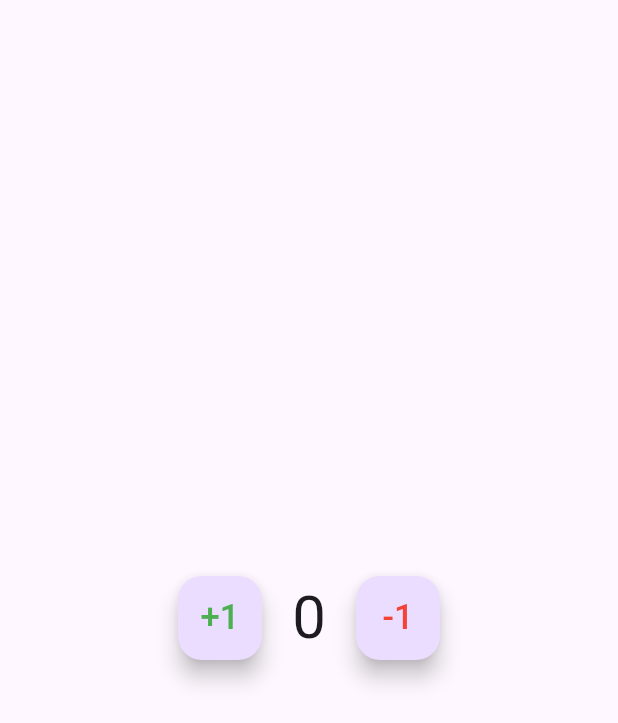
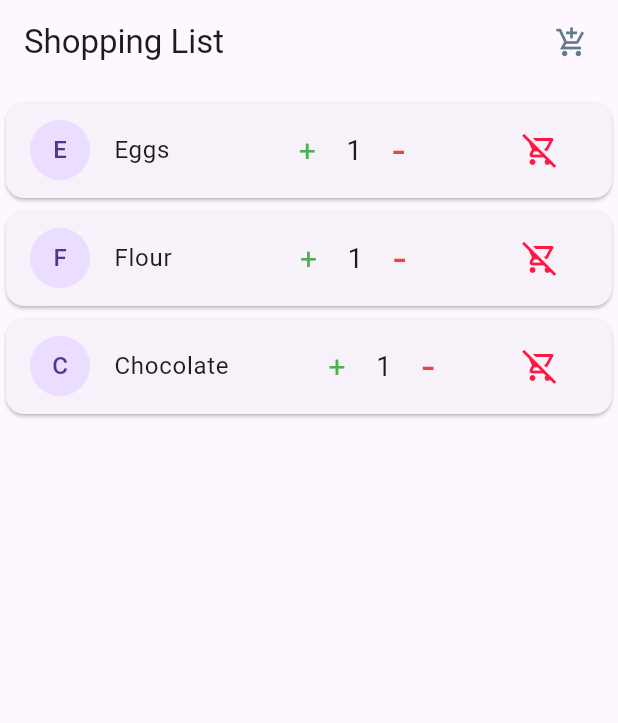
Before and after one commit to BhautikPatel7/StateManagment_flutter, a Flutter app: the screen it shows after launch, on a phone screen of 412 x 824 dp. Shown: the top 723 px of the screen. Run offline on Flutter 3.47's test engine with Material 3 defaults, Android fonts, the light colour scheme and no system bars; our stand-ins replace sleek_circular_slider.

Commit message:
Solved Assignment Of Flutter cart

```diff
--- a/lib/fifth.dart
+++ b/lib/fifth.dart
@@ -63,123 +63,123 @@ import 'package:provider/provider.dart';
 //   }
 // }
 
-// class StateManager extends StatefulWidget{
-//   StateManager({super.key});
-//   @override
-//   State<StateManager> createState() => _StateManagerState();
+class StateManager extends StatefulWidget{
+  StateManager({super.key});
+  @override
+  State<StateManager> createState() => _StateManagerState();
+}
+
+class _StateManagerState extends State<StateManager>{
+ int count = 999;
+ void incriment(){
+  setState(() {
+    count++;
+  });
+ }
+ void decriment(){
+ setState(() {
+   count--;
+ });
+ }
+
+  @override
+  Widget build(BuildContext context) {
+    // TODO: implement build
+    return Scaffold(
+       appBar: AppBar(
+          leading: const IconButton(
+            icon: Icon(Icons.menu),
+            tooltip: 'Navigation menu',
+            onPressed: null,
+          ),
+          title: const Text('Example title'),
+          actions: const [
+            IconButton(
+              icon: Icon(Icons.search),
+              tooltip: 'Search',
+              onPressed: null,
+            ),
+          ],
+        ),
+
+        body: Center(
+          child: Row(
+            mainAxisAlignment: MainAxisAlignment.center,
+            children: [
+              FloatingActionButton(onPressed: incriment,
+              child: Text('+1',style: TextStyle(fontSize: 23,color: Colors.green),),),
+              Padding(
+                padding: const EdgeInsets.all(20),
+                child: Text('$count',style: TextStyle(fontSize: 40),),
+              ),
+              FloatingActionButton(onPressed: decriment,
+              child: Text('-1',style: TextStyle(fontSize: 23,color: Colors.red),),),
+            ],
+          ),
+        ),
+    );
+  }
+  }
+
+// Passing The State With Provider
+
+// class ProviderState with ChangeNotifier {
+//   int count = 0;
+//   void incriment() {
+//     count++;
+//     notifyListeners();
+//   }
+
+//   void decriment() {
+//     count--;
+//     notifyListeners();
+//   }
+
+//   int get _currentcount => count;
 // }
 
-// class _StateManagerState extends State<StateManager>{
-//  int count = 999;
-//  void incriment(){
-//   setState(() {
-//     count++;
-//   });
-//  }
-//  void decriment(){
-//  setState(() {
-//    count--;
-//  });
-//  }
+// class myAppone extends StatelessWidget {
+//   const myAppone();
 
 //   @override
 //   Widget build(BuildContext context) {
-//     // TODO: implement build
-//     return Scaffold(
-//        appBar: AppBar(
-//           leading: const IconButton(
-//             icon: Icon(Icons.menu),
-//             tooltip: 'Navigation menu',
-//             onPressed: null,
-//           ),
-//           title: const Text('Example title'),
-//           actions: const [
-//             IconButton(
-//               icon: Icon(Icons.search),
-//               tooltip: 'Search',
-//               onPressed: null,
-//             ),
-//           ],
-//         ),
-
-//         body: Center(
-//           child: Row(
-//             mainAxisAlignment: MainAxisAlignment.center,
-//             children: [
-//               FloatingActionButton(onPressed: incriment,
-//               child: Text('+1',style: TextStyle(fontSize: 23,color: Colors.green),),),
-//               Padding(
-//                 padding: const EdgeInsets.all(20),
-//                 child: Text('$count',style: TextStyle(fontSize: 40),),
-//               ),
-//               FloatingActionButton(onPressed: decriment,
-//               child: Text('-1',style: TextStyle(fontSize: 23,color: Colors.red),),),
-//             ],
-//           ),
-//         ),
+//     return ChangeNotifierProvider(
+//       create: (context) => ProviderState(),
+//       child: const UIpage(),
 //     );
 //   }
+// }
+
+// class UIpage extends StatelessWidget {
+//   const UIpage();
+
+//   @override
+//   Widget build(BuildContext context) {
+//     final counter = Provider.of<ProviderState>(context);
+//     return Scaffold(
+//         body: Center(
+//             child: Row(mainAxisAlignment: MainAxisAlignment.center, children: [
+//       FloatingActionButton(
+//         onPressed: () => counter.incriment(),
+//         child: const Text(
+//           '+1',
+//           style: TextStyle(fontSize: 23, color: Colors.green),
+//         ),
+//       ),
+//       Padding(
+//         padding: const EdgeInsets.all(20),
+//         child: Text(
+//           '${counter._currentcount}',
+//           style: const TextStyle(fontSize: 40),
+//         ),
+//       ),
+//       FloatingActionButton(
+//         onPressed: () => counter.decriment(),
+//         child: const Text(
+//           '-1',
+//           style: TextStyle(fontSize: 23, color: Colors.red),
+//         ),
+//       ),
+//     ])));
 //   }
-
-// Passing The State With Provider
-
-class ProviderState with ChangeNotifier {
-  int count = 0;
-  void incriment() {
-    count++;
-    notifyListeners();
-  }
-
-  void decriment() {
-    count--;
-    notifyListeners();
-  }
-
-  int get _currentcount => count;
-}
-
-class myAppone extends StatelessWidget {
-  const myAppone();
-
-  @override
-  Widget build(BuildContext context) {
-    return ChangeNotifierProvider(
-      create: (context) => ProviderState(),
-      child: const UIpage(),
-    );
-  }
-}
-
-class UIpage extends StatelessWidget {
-  const UIpage();
-
-  @override
-  Widget build(BuildContext context) {
-    final counter = Provider.of<ProviderState>(context);
-    return Scaffold(
-        body: Center(
-            child: Row(mainAxisAlignment: MainAxisAlignment.center, children: [
-      FloatingActionButton(
-        onPressed: () => counter.incriment(),
-        child: const Text(
-          '+1',
-          style: TextStyle(fontSize: 23, color: Colors.green),
-        ),
-      ),
-      Padding(
-        padding: const EdgeInsets.all(20),
-        child: Text(
-          '${counter._currentcount}',
-          style: const TextStyle(fontSize: 40),
-        ),
-      ),
-      FloatingActionButton(
-        onPressed: () => counter.decriment(),
-        child: const Text(
-          '-1',
-          style: TextStyle(fontSize: 23, color: Colors.red),
-        ),
-      ),
-    ])));
-  }
-}
+// }
--- a/lib/main.dart
+++ b/lib/main.dart
@@ -3,6 +3,8 @@ import 'package:sleek_circular_slider/sleek_circular_slider.dart';
 import 'package:widget_pratice/fifth.dart';
 import 'package:widget_pratice/four.dart';
 import 'package:widget_pratice/second.dart';
+import 'package:widget_pratice/seven.dart';
+import 'package:widget_pratice/six.dart';
 import 'package:widget_pratice/third.dart';
 
 void main() {
@@ -18,8 +20,15 @@ Widget build(BuildContext context) {
 		primarySwatch: Colors.green, // Set the app's primary theme color
 	),
 	debugShowCheckedModeBanner: false, // Remove debug banner
-	home:  myAppone(),
-	);
+	home:   ShoppingList(
+      products: [
+        Product(name: 'Eggs'),
+        Product(name: 'Flour'),
+        Product(name: 'Chocolate'),
+      ],
+    ));
+  // home: MyApphy(),
+	// );
 }
 }
 
--- /dev/null
+++ b/lib/six.dart
@@ -0,0 +1,225 @@
+import 'package:flutter/material.dart';
+import 'package:flutter/widgets.dart';
+
+class Product {
+  const Product({required this.name});
+
+  final String name;
+}
+
+typedef CartChangedCallback = Function(Product product, bool inCart);
+typedef RemoveCallback = Function();
+
+class ShoppingListItem extends StatefulWidget {
+  ShoppingListItem({
+    required this.product,
+    required this.inCart,
+    required this.onIteamRemove,
+
+  }) : super(key: ObjectKey(product));
+
+  final Product product;
+  final bool inCart;
+  final  RemoveCallback  onIteamRemove;
+
+  @override
+  State<ShoppingListItem> createState() => _ShoppingListItemState();
+}
+
+class _ShoppingListItemState extends State<ShoppingListItem> {
+  int count = 1;
+  void incriment() {
+    setState(() {
+      if (count >= 20) {
+        count = 20;
+      }else{
+count++;
+      }
+    });
+  }
+  void decriment() {
+    setState(() {
+      if (count <= 0) {
+        count = 0;
+      }else{
+count--;
+      }
+
+    });
+  }
+  @override
+  Widget build(BuildContext context) {
+    return Card(
+
+      child: ListTile(
+        leading: CircleAvatar(
+          child: Text(widget.product.name[0]),
+        ),
+        title: Row(
+          mainAxisAlignment: MainAxisAlignment.spaceBetween,
+          children: [
+            Flexible(
+              child: Text(
+                widget.product.name,
+                overflow: TextOverflow.ellipsis,
+                maxLines: 1,
+              ),
+            ),
+            Row(
+              children: [
+                Padding(
+                  padding: const EdgeInsets.only(left: 20),
+                  child: InkWell(
+                    child: const Text(
+                      '+',
+                      style: TextStyle(fontSize: 20, color: Colors.green),
+                    ),
+                    onTap: () => incriment(),
+                  ),
+                ),
+                Padding(
+                  padding:
+                      const EdgeInsets.symmetric(horizontal: 20, vertical: 10),
+                  child: Text(
+                    '$count',
+                    style: TextStyle(fontSize: 18),
+                  ),
+                ),
+                InkWell(
+                  child: const Text(
+                    '-',
+                    style: TextStyle(fontSize: 30, color: Colors.red),
+                  ),
+                  onTap: () => decriment(),
+                ),
+              ],
+            ),
+            IconButton(
+              onPressed: widget.onIteamRemove,
+              icon: Icon(Icons.remove_shopping_cart_outlined,color: Colors.redAccent[400],),
+            ),
+          ],
+        ),
+      ),
+    );
+  }
+}
+class ShoppingList extends StatefulWidget {
+ ShoppingList({required this.products, super.key});
+
+   List<Product> products;
+  @override
+  State<ShoppingList> createState() => _ShoppingListState();
+}
+class _ShoppingListState extends State<ShoppingList> {
+  final _shoppingCart = <Product>{};
+
+  var myController = TextEditingController();
+  @override
+  void dispose() {
+    // Clean up the controller when the widget is disposed.
+    myController.dispose();
+    super.dispose();
+  }
+  void addItemToList(String name) {
+    setState(() {
+      widget.products.add(Product(name: name));
+    });
+  }
+    void removeItemToList(Product p) {
+    setState(() {
+      widget.products.remove(p);
+    });
+  }
+  @override
+  Widget build(BuildContext context) {
+    return Scaffold(
+      appBar: AppBar(
+        title: const Text('Shopping List'),
+        actions: [
+          Padding(
+            padding: const EdgeInsets.only(right: 20),
+            child: InkWell(
+                onTap: () {
+                  _showcontent();
+                },
+                child: const Icon(
+                  Icons.add_shopping_cart_sharp,
+                  color: Colors.blueGrey,
+                  size: 22,
+                )),
+          )
+        ],
+      ),
+      body: ListView(
+        padding: const EdgeInsets.symmetric(vertical: 8),
+        children: widget.products.map((product) {
+          return ShoppingListItem(
+            product: product,
+            inCart: _shoppingCart.contains(product),
+             onIteamRemove: () => removeItemToList(product),
+          );
+        }).toList(),
+      ),
+
+    );
+
+  }
+  // Dilog Design
+  void _showcontent() {
+    showDialog(
+      context: context, barrierDismissible: false, // user must tap button!
+
+      builder: (BuildContext context) {
+        return AlertDialog(
+          title:  Text('Add A New Iteam'),
+           content:  SingleChildScrollView(
+            child: ListBody(
+              children: [
+                TextField(
+                   controller: myController,
+                  decoration: const InputDecoration(
+                    border: UnderlineInputBorder(),
+                    labelText: 'Enter Iteam',
+                  ),
+                ),
+
+              ],
+            ),
+          ),
+          actions: [
+            FloatingActionButton(
+              child: const Text('Ok'),
+              onPressed: () {
+                 if (myController.text.isNotEmpty) {
+                   addItemToList(myController.text.toString());
+                   myController.clear();
+                 }
+                Navigator.of(context).pop();
+              },
+            ),
+            FloatingActionButton(
+              child: const Text('Cancel'),
+              onPressed: () {
+                Navigator.of(context).pop();
+                myController.clear();
+              },
+            ),
+          ],
+        );
+      },
+    );
+  }
+}
+void main() {
+  runApp( MaterialApp(
+    title: 'Shopping App',
+    home: ShoppingList(
+      products: [
+        Product(name: 'Eggs'),
+        Product(name: 'Flour'),
+        Product(name: 'Chocolate'),
+      ],
+    ),
+  ));
+}
```
Also changed, not shown: lib/seven.dart (added, +68 -0 lines).
